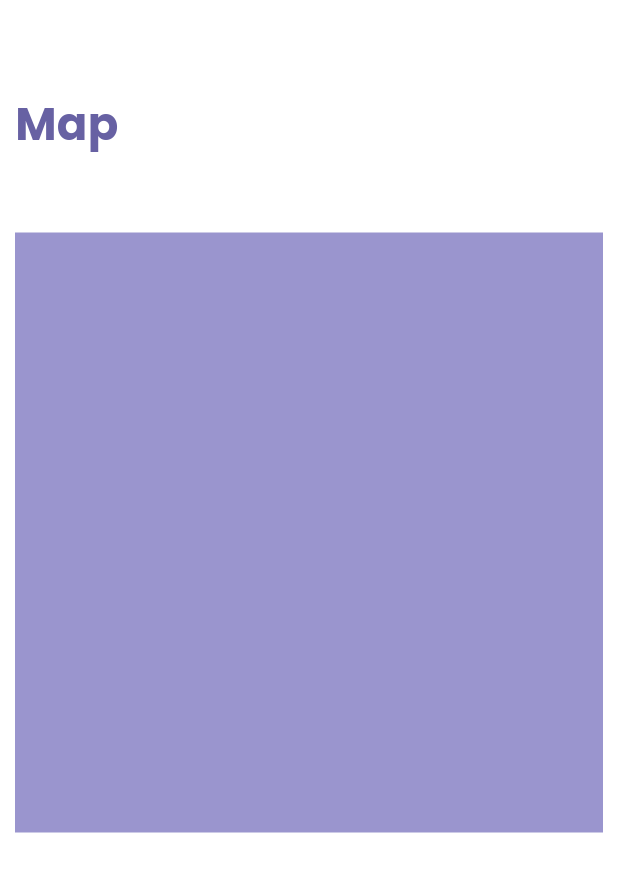
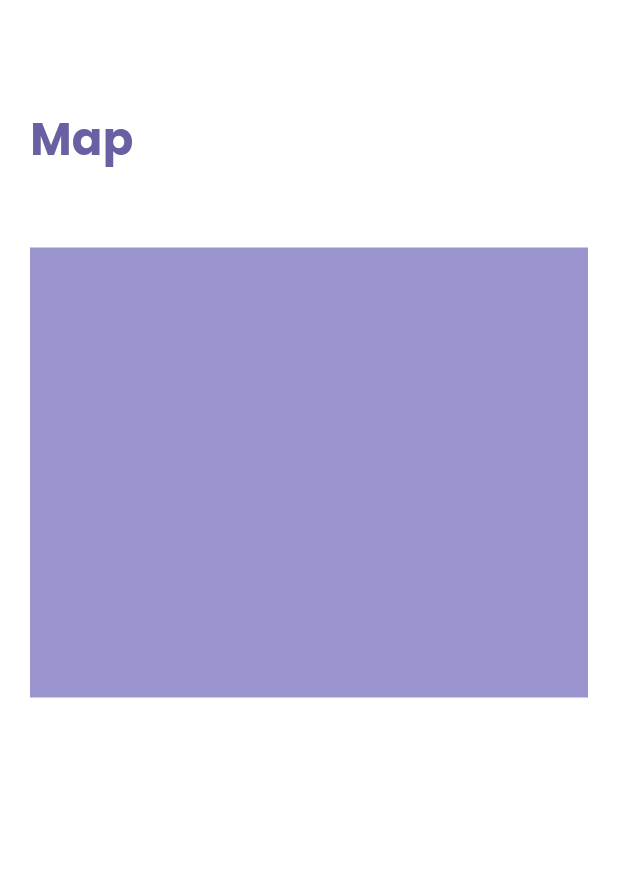
Before and after one commit to ieeelink/yess-app24, a Flutter app: the screen it shows after launch, after a tap on "LOGIN", on a phone screen of 412 x 824 dp. Shown: the top 872 px of the screen. Run offline on Flutter 3.47's test engine with Material 3 defaults, Android fonts, the phone set to English and light mode, and no system bars.

Commit message:
app_icon

```diff
--- a/lib/map.dart
+++ b/lib/map.dart
@@ -14,7 +14,7 @@ class _MapPageState extends State<MapPage> {
         debugShowCheckedModeBanner: false,
         home: Scaffold(
           body: Container(
-            padding: EdgeInsets.all(10),
+            padding: EdgeInsets.all(20),
             color: Colors.white,
             height: MediaQuery.of(context).size.height,
             width: MediaQuery.of(context).size.width,
@@ -41,7 +41,7 @@ class _MapPageState extends State<MapPage> {
                 ),
                 Container(
                   width: MediaQuery.of(context).size.width,
-                  height: 400,
+                  height: 300,
                   color: Color(0xFF9A95CE),
                 )
               ],
```
Also changed, not shown: pubspec.yaml (+16 -20 lines), assets/app_icon.png (added), lib/main.dart (indentation only), pubspec.lock, 28 other files.
